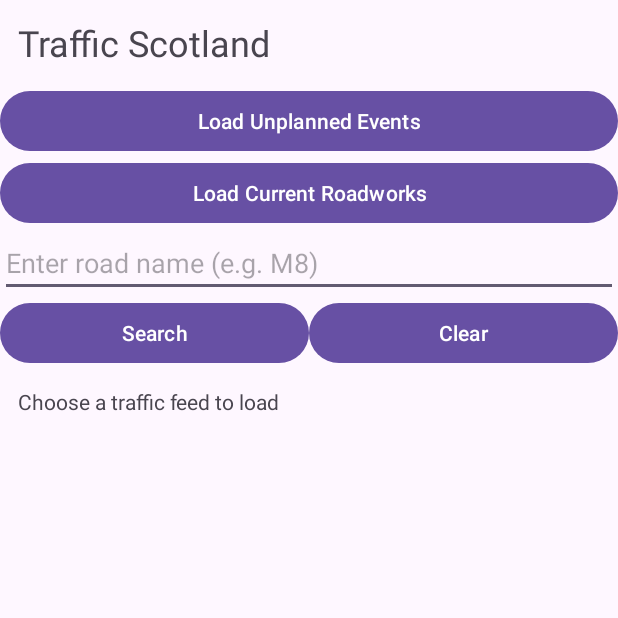
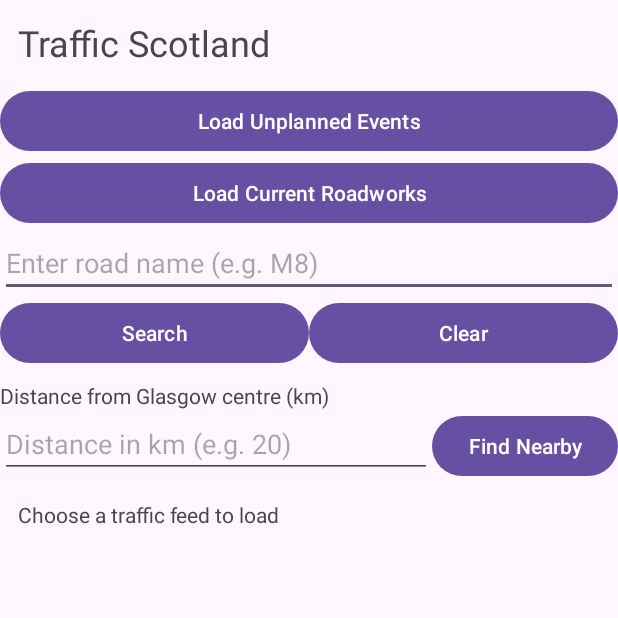
Before and after one commit to nhealing/Healing_Nicholas_S2533080, an Android app: the screen it shows after launch (MainActivity), on a phone screen of 412 x 824 dp, the top half of it. Run offline under Robolectric (Android 15) with nearby library versions, the phone set to English and light mode, and no system bars.

Commit message:
Add landscape support and distance search

```diff
--- a/app/src/main/res/layout-land/activity_main.xml
+++ b/app/src/main/res/layout-land/activity_main.xml
@@ -20,10 +20,10 @@
             <TextView
                 android:layout_width="match_parent"
                 android:layout_height="wrap_content"
+                android:layout_marginBottom="8dp"
                 android:text="Traffic Scotland"
                 android:textSize="20sp"
-                android:textStyle="bold"
-                android:layout_marginBottom="8dp" />
+                android:textStyle="bold" />
 
             <!-- Load Unplanned Events -->
             <Button
@@ -70,7 +70,40 @@
 
             </LinearLayout>
 
+            <!-- Search for situations within a distance of Glasgow centre -->
+            <TextView
+                android:layout_width="match_parent"
+                android:layout_height="wrap_content"
+                android:layout_marginTop="8dp"
+                android:text="Distance from Glasgow centre (km)" />
+
+            <LinearLayout
+                android:layout_width="match_parent"
+                android:layout_height="wrap_content"
+                android:orientation="horizontal">
+
+                <!-- Distance in kilometres entered by the user -->
+                <EditText
+                    android:id="@+id/distanceInput"
+                    android:layout_width="0dp"
+                    android:layout_height="wrap_content"
+                    android:layout_weight="1"
+                    android:inputType="numberDecimal"
+                    android:hint="Distance in km (e.g. 20)" />
+
+                <!-- Button to search for nearby situations -->
+                <Button
+                    android:id="@+id/nearbyButton"
+                    android:layout_width="wrap_content"
+                    android:layout_height="wrap_content"
+                    android:text="Find Nearby" />
+
+            </LinearLayout>
+
+
         </LinearLayout>
+
+
     </ScrollView>
 
     <!-- Right side containing the traffic list or details Fragment -->
@@ -86,8 +119,8 @@
             android:id="@+id/statusText"
             android:layout_width="match_parent"
             android:layout_height="wrap_content"
-            android:text="Choose a traffic feed to load"
-            android:layout_marginBottom="8dp" />
+            android:layout_marginBottom="8dp"
+            android:text="Choose a traffic feed to load" />
 
         <!-- Displays downloaded traffic situations -->
         <ListView
--- a/app/src/main/res/layout/activity_main.xml
+++ b/app/src/main/res/layout/activity_main.xml
@@ -10,9 +10,9 @@
         android:id="@+id/salutation"
         android:layout_width="match_parent"
         android:layout_height="wrap_content"
+        android:padding="12dp"
         android:text="Traffic Scotland"
-        android:textSize="24sp"
-        android:padding="12dp" />
+        android:textSize="24sp" />
 
     <!-- Load incidents -->
     <Button
@@ -60,14 +60,44 @@
 
     </LinearLayout>
 
+    <!-- Search for situations within a fixed distance in Glasgow centre -->
+    <TextView
+        android:layout_width="match_parent"
+        android:layout_height="wrap_content"
+        android:layout_marginTop="8dp"
+        android:text="Distance from Glasgow centre (km)" />
+
+    <LinearLayout
+        android:layout_width="match_parent"
+        android:layout_height="wrap_content"
+        android:orientation="horizontal">
+
+        <!-- Distance in kilometres entered by the user -->
+        <EditText
+            android:id="@+id/distanceInput"
+            android:layout_width="0dp"
+            android:layout_height="wrap_content"
+            android:layout_weight="1"
+            android:inputType="numberDecimal"
+            android:hint="Distance in km (e.g. 20)" />
+
+        <!-- Button to search for nearby situations -->
+        <Button
+            android:id="@+id/nearbyButton"
+            android:layout_width="wrap_content"
+            android:layout_height="wrap_content"
+            android:text="Find Nearby" />
+
+    </LinearLayout>
+
 
     <!-- Display loading information or number of results -->
     <TextView
         android:id="@+id/statusText"
         android:layout_width="match_parent"
         android:layout_height="wrap_content"
-        android:text="Choose a traffic feed to load"
-        android:padding="12dp" />
+        android:padding="12dp"
+        android:text="Choose a traffic feed to load" />
 
     <!-- Scrollable collection of traffic situations -->
     <ListView
```
Also changed, not shown: app/src/main/java/org/me/gcu/healing_nicholas_s2533080/MainActivity.java (+138 -4 lines).
